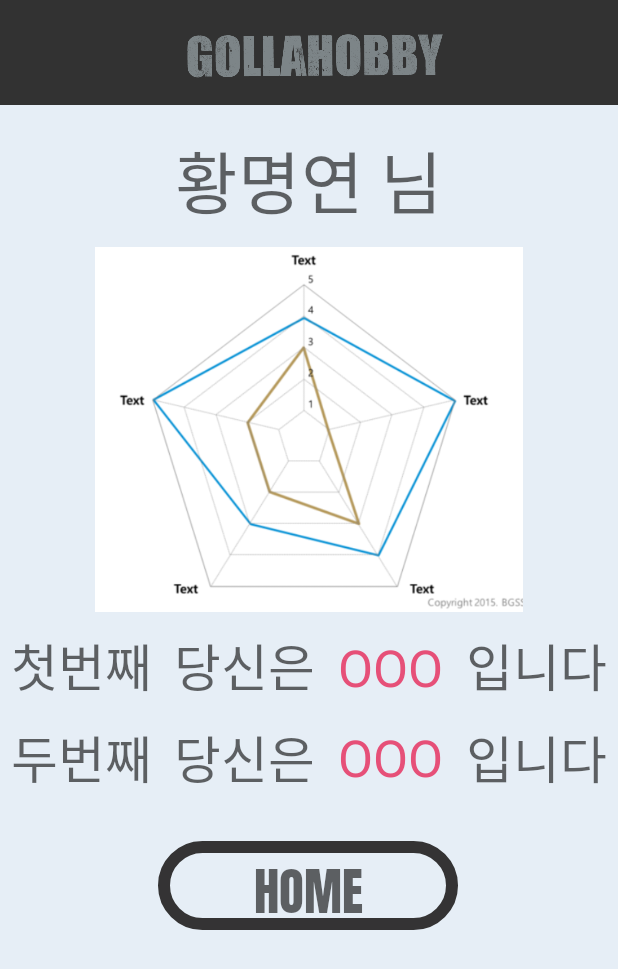
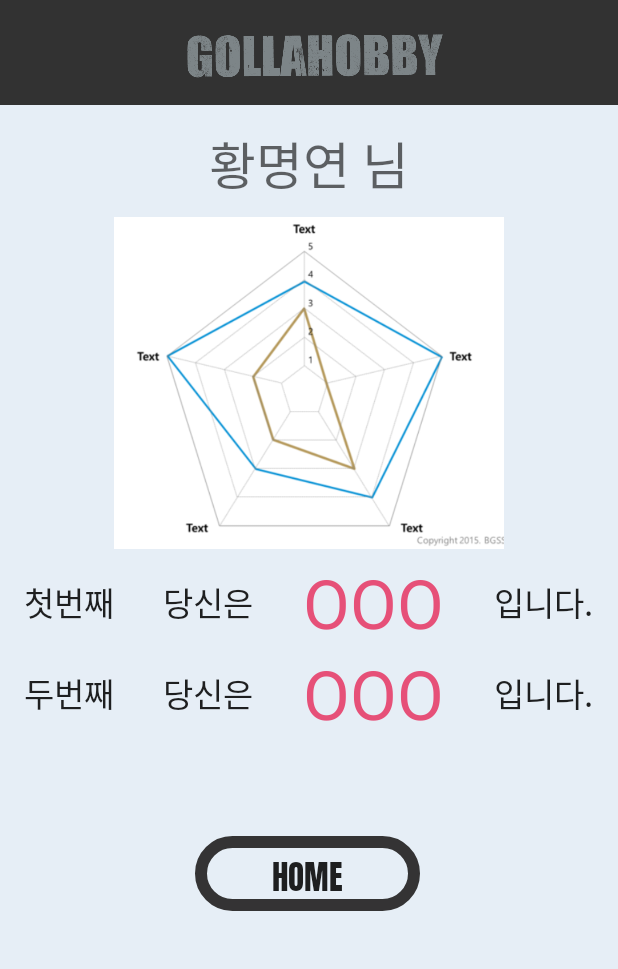
Before and after one commit to auddus16/GollaHobby, an Android app: the ResultActivity screen opened directly, with no data from a screen before it, on a phone screen of 412 x 824 dp. Shown: the top 969 px of the screen. Run offline under Robolectric (Android 15) with nearby library versions, the phone set to English and light mode, and no system bars.

Commit message:
명연레이아웃다시수정

```diff
--- a/GollaHobby/app/src/main/res/layout/activity_explain.xml
+++ b/GollaHobby/app/src/main/res/layout/activity_explain.xml
@@ -20,13 +20,13 @@
 
     <Button
         android:id="@+id/btnNext"
-        android:layout_width="200dp"
+        android:layout_width="150dp"
         android:layout_height="wrap_content"
-        android:layout_marginStart="105dp"
+        android:layout_marginStart="130dp"
         android:layout_marginTop="180dp"
         android:background="@drawable/nextbtn"
         android:fontFamily="@font/anton"
         android:text="@string/NEXT"
-        android:textAppearance="@style/TextAppearance.AppCompat.Display1"
+        android:textAppearance="@style/TextAppearance.AppCompat.Large"
         android:theme="@style/nextbtn"></Button>
 </LinearLayout>
--- a/GollaHobby/app/src/main/res/layout/activity_result.xml
+++ b/GollaHobby/app/src/main/res/layout/activity_result.xml
@@ -28,19 +28,20 @@
             android:fontFamily="@font/anton"
             android:gravity="center"
             android:text="@string/황명연"
-            android:textAppearance="@style/TextAppearance.AppCompat.Display2" />
+            android:textAppearance="@style/TextAppearance.AppCompat.Display1" />
 
         <ImageView
             android:id="@+id/resultGraph"
             android:layout_width="match_parent"
-            android:layout_height="243dp"
+            android:layout_height="221dp"
             android:layout_marginTop="10dp"
             app:srcCompat="@drawable/graph" />
 
         <LinearLayout
             android:layout_width="match_parent"
             android:layout_height="match_parent"
-            android:layout_marginTop="10dp"
+            android:layout_marginTop="5dp"
+            android:gravity="center"
             android:orientation="horizontal">
 
             <TextView
@@ -50,7 +51,7 @@
                 android:layout_weight="1"
                 android:gravity="center"
                 android:text="@string/첫번째"
-                android:textAppearance="@style/TextAppearance.AppCompat.Display1" />
+                android:textAppearance="@style/TextAppearance.AppCompat.Large" />
 
             <TextView
                 android:id="@+id/tvYou1"
@@ -59,7 +60,7 @@
                 android:layout_weight="1"
                 android:gravity="center"
                 android:text="@string/당신은"
-                android:textAppearance="@style/TextAppearance.AppCompat.Display1" />
+                android:textAppearance="@style/TextAppearance.AppCompat.Large" />
 
             <TextView
                 android:id="@+id/tvFirstReult"
@@ -68,7 +69,7 @@
                 android:layout_weight="1"
                 android:gravity="center"
                 android:text="@string/OOO"
-                android:textAppearance="@style/TextAppearance.AppCompat.Display1"
+                android:textAppearance="@style/TextAppearance.AppCompat.Display2"
                 android:textColor="#E65078" />
 
             <TextView
@@ -78,13 +79,12 @@
                 android:layout_weight="1"
                 android:gravity="center"
                 android:text="@string/입니다"
-                android:textAppearance="@style/TextAppearance.AppCompat.Display1" />
+                android:textAppearance="@style/TextAppearance.AppCompat.Large" />
         </LinearLayout>
 
         <LinearLayout
             android:layout_width="match_parent"
             android:layout_height="match_parent"
-            android:layout_marginTop="10dp"
             android:gravity="center"
             android:orientation="horizontal">
 
@@ -95,7 +95,7 @@
                 android:layout_weight="1"
                 android:gravity="center"
                 android:text="@string/두번째"
-                android:textAppearance="@style/TextAppearance.AppCompat.Display1" />
+                android:textAppearance="@style/TextAppearance.AppCompat.Large" />
 
             <TextView
                 android:id="@+id/tvYou2"
@@ -104,7 +104,7 @@
                 android:layout_weight="1"
                 android:gravity="center"
                 android:text="@string/당신은"
-                android:textAppearance="@style/TextAppearance.AppCompat.Display1" />
+                android:textAppearance="@style/TextAppearance.AppCompat.Large" />
 
             <TextView
                 android:id="@+id/tvSecondResult"
@@ -113,7 +113,7 @@
                 android:layout_weight="1"
                 android:gravity="center"
                 android:text="@string/OOO"
-                android:textAppearance="@style/TextAppearance.AppCompat.Display1"
+                android:textAppearance="@style/TextAppearance.AppCompat.Display2"
                 android:textColor="#E65078" />
 
             <TextView
@@ -123,23 +123,31 @@
                 android:layout_weight="1"
                 android:gravity="center"
                 android:text="@string/입니다"
-                android:textAppearance="@style/TextAppearance.AppCompat.Display1" />
+                android:textAppearance="@style/TextAppearance.AppCompat.Large" />
 
         </LinearLayout>
+
+        <TextView
+            android:id="@+id/textView2"
+            android:layout_width="match_parent"
+            android:layout_height="wrap_content"
+            android:gravity="center"
+            android:textAppearance="@style/TextAppearance.AppCompat.Small"
+            tools:text="@string/빨간글씨" />
 
     </LinearLayout>
 
     <Button
         android:id="@+id/btnNext"
-        android:layout_width="200dp"
+        android:layout_width="150dp"
         android:layout_height="wrap_content"
-        android:layout_marginStart="105dp"
-        android:layout_marginTop="30dp"
+        android:layout_marginStart="130dp"
+        android:layout_marginTop="45dp"
         android:background="@drawable/nextbtn"
         android:fontFamily="@font/anton"
         android:gravity="center"
         android:text="@string/HOME"
-        android:textAppearance="@style/TextAppearance.AppCompat.Display1"
+        android:textAppearance="@style/TextAppearance.AppCompat.Large"
         android:theme="@style/nextbtn"></Button>
 
 </LinearLayout>
--- a/GollaHobby/app/src/main/res/values/strings.xml
+++ b/GollaHobby/app/src/main/res/values/strings.xml
@@ -3,9 +3,10 @@
     <string name="황명연">황명연 님</string>
     <string name="첫번째">첫번째</string>
     <string name="두번째">두번째</string>
-    <string name="입니다">입니다</string>
+    <string name="입니다">입니다.</string>
     <string name="당신은">당신은</string>
     <string name="OOO">OOO</string>
     <string name="HOME">HOME</string>
     <string name="NEXT">NEXT</string>
+    <string name="빨간글씨">취미유형을 누르면 취미종류를 알 수 있어요! </string>
 </resources>
```
